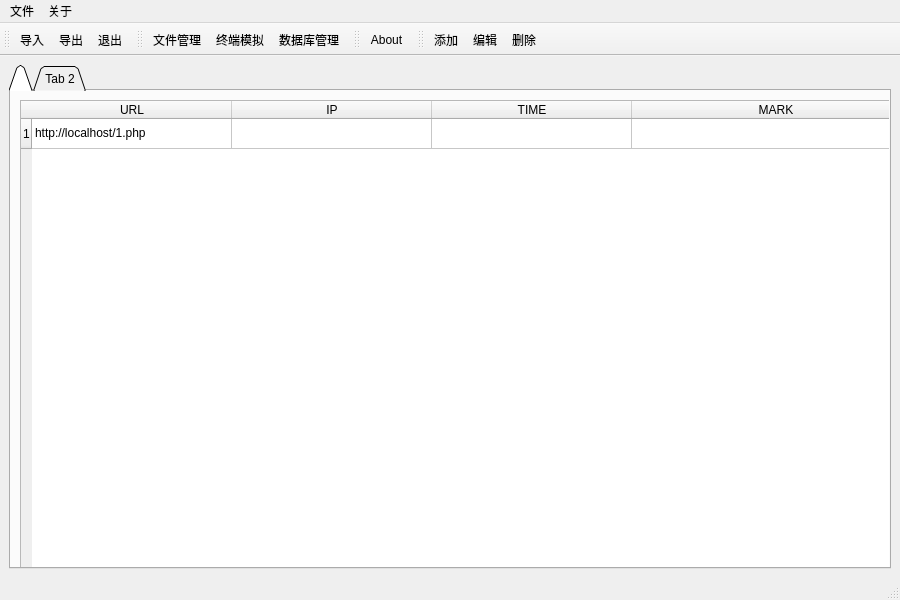
Above: mudao/ui/pannel/MainWindow.ui from musum/mudao before the change. Below: the same form after it.
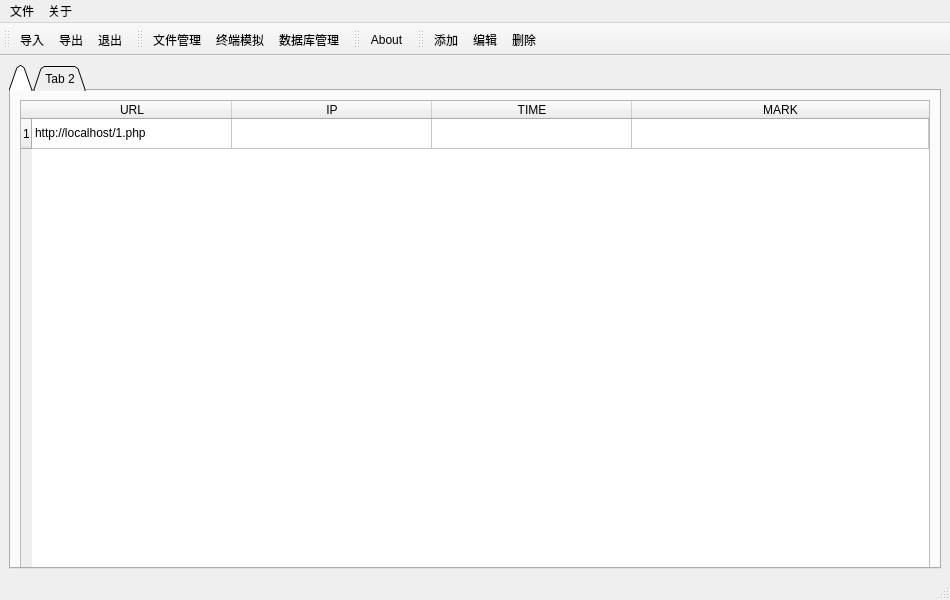
That is the form after the change. The open tabs and pages were chosen to show the change. Icons and pictures are not drawn.

The edit to the form file:
```diff
--- a/mudao/ui/pannel/MainWindow.ui
+++ b/mudao/ui/pannel/MainWindow.ui
@@ -6,7 +6,7 @@
    <rect>
     <x>0</x>
     <y>0</y>
-    <width>900</width>
+    <width>950</width>
     <height>600</height>
    </rect>
   </property>
@@ -18,7 +18,7 @@
   </property>
   <property name="minimumSize">
    <size>
-    <width>900</width>
+    <width>950</width>
     <height>600</height>
    </size>
   </property>
@@ -185,8 +185,8 @@
     <rect>
      <x>0</x>
      <y>0</y>
-     <width>900</width>
-     <height>23</height>
+     <width>950</width>
+     <height>20</height>
     </rect>
    </property>
    <widget class="QMenu" name="menu_file">
```
Left out of the diff: 22 changed lines with no effect on the pictures.
